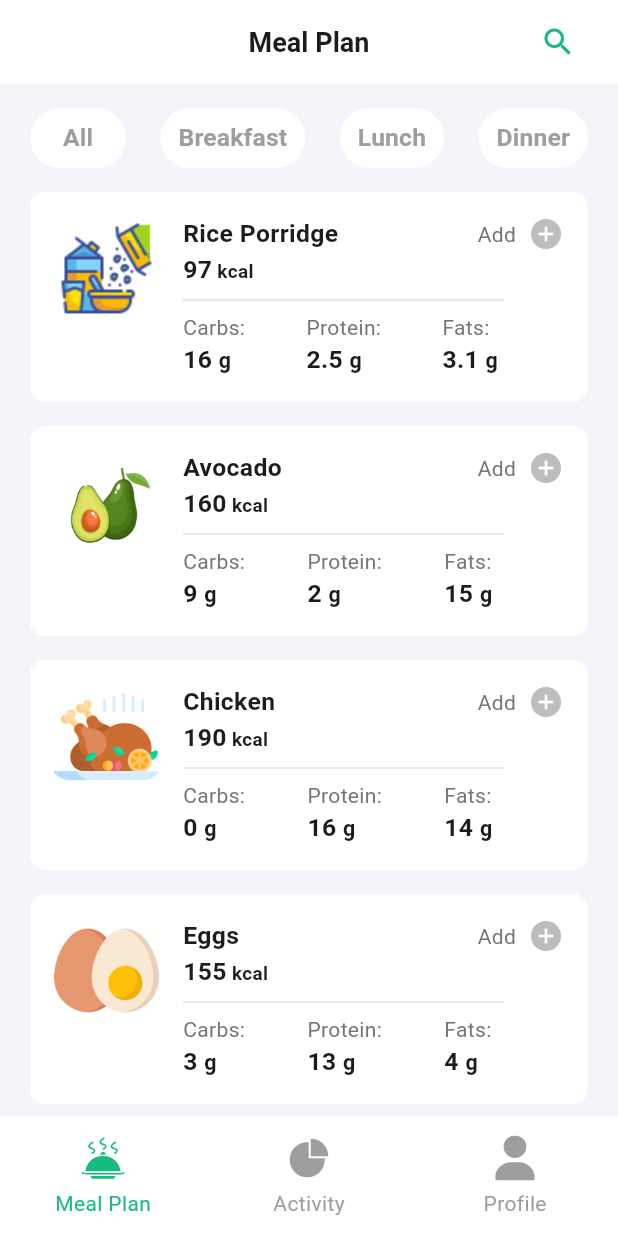
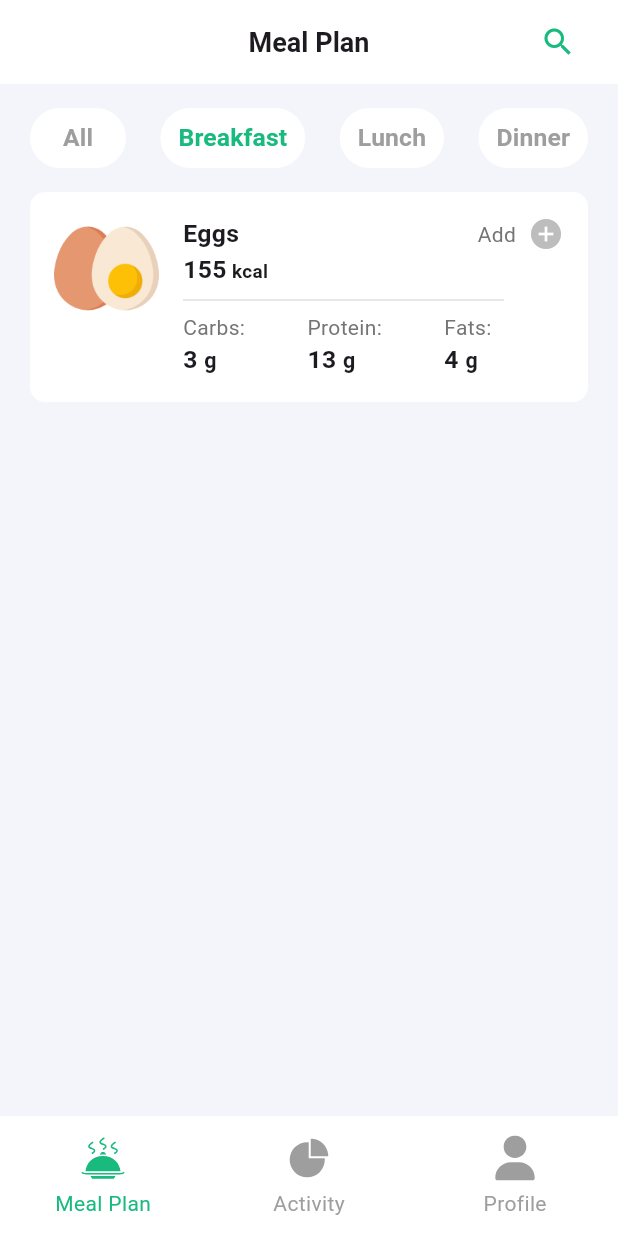
Before and after one commit to developer-ahmed1/nutrotional-tracking-app, a Flutter app: the screen it shows after launch, after a tap on "Breakfast", on a phone screen of 412 x 824 dp. Run offline on Flutter 3.47's test engine with Material 3 defaults, Android fonts, the phone set to English and light mode, and no system bars; our stand-ins replace flutter_screenutil, flutter_svg.

Commit message:
Finish Filter by Category

```diff
--- a/lib/core/models/meal_model.dart
+++ b/lib/core/models/meal_model.dart
@@ -5,6 +5,7 @@ class MealModel {
   final num carbsQuantity;
   final num proteinQuantity;
   final num fatQuantity;
+  final String category;
 
   MealModel({
     required this.title,
@@ -13,5 +14,6 @@ class MealModel {
     required this.carbsQuantity,
     required this.proteinQuantity,
     required this.fatQuantity,
+    required this.category,
   });
 }
--- a/lib/presentation/views/meal_plan_list_view.dart
+++ b/lib/presentation/views/meal_plan_list_view.dart
@@ -3,11 +3,16 @@ import 'package:nutrotional_tracking_app/core/models/meal_model.dart';
 import 'package:nutrotional_tracking_app/core/theming/assets_data.dart';
 import 'package:nutrotional_tracking_app/presentation/views/widgets/meal_plan_item.dart';
 
-class MealPlanListView extends StatelessWidget {
-  const MealPlanListView({super.key});
+class MealPlanListView extends StatefulWidget {
+  const MealPlanListView({super.key, required this.selectedCategory});
+  final String selectedCategory;
 
-  List<MealModel> getMeals() {
-    return [
+  @override
+  State<MealPlanListView> createState() => _MealPlanListViewState();
+}
+
+class _MealPlanListViewState extends State<MealPlanListView> {
+  List<MealModel> allMeals = [
     MealModel(
       title: "Rice Porridge",
       image: AssetsData.ricePorridge,
@@ -15,6 +20,7 @@ class MealPlanListView extends StatelessWidget {
       carbsQuantity: 16,
       proteinQuantity: 2.5,
       fatQuantity: 3.1,
+      category: "Lunch",
     ),
     MealModel(
       title: "Avocado",
@@ -23,6 +29,7 @@ class MealPlanListView extends StatelessWidget {
       carbsQuantity: 9,
       proteinQuantity: 2,
       fatQuantity: 15,
+      category: 'Dinner',
     ),
     MealModel(
       title: "Chicken",
@@ -31,6 +38,7 @@ class MealPlanListView extends StatelessWidget {
       carbsQuantity: 0,
       proteinQuantity: 16,
       fatQuantity: 14,
+      category: 'Lunch',
     ),
     MealModel(
       title: "Eggs",
@@ -39,19 +47,27 @@ class MealPlanListView extends StatelessWidget {
       carbsQuantity: 3,
       proteinQuantity: 13,
       fatQuantity: 4,
+      category: 'Breakfast',
     ),
   ];
+
+  List<MealModel> get filteredMeals {
+    if (widget.selectedCategory == "All") {
+      return allMeals;
+    } else {
+      return allMeals
+          .where((meal) => meal.category == widget.selectedCategory)
+          .toList();
+    }
   }
 
   @override
   Widget build(BuildContext context) {
     return Expanded(
       child: ListView.builder(
-        itemCount: getMeals().length,
+        itemCount: filteredMeals.length,
         itemBuilder: (context, index) {
-          return MealPlanItem(
-            mealModel: getMeals()[index],
-          );
+          return MealPlanItem(mealModel: filteredMeals[index]);
         },
       ),
     );
--- a/lib/presentation/views/meal_plan_view.dart
+++ b/lib/presentation/views/meal_plan_view.dart
@@ -3,8 +3,20 @@ import 'package:nutrotional_tracking_app/presentation/views/meal_plan_list_view.
 import 'package:nutrotional_tracking_app/presentation/views/widgets/category_button.dart';
 import 'package:nutrotional_tracking_app/presentation/views/widgets/meal_plan_appbar.dart';
 
-class MealPlanView extends StatelessWidget {
+class MealPlanView extends StatefulWidget {
   const MealPlanView({super.key});
+
+  @override
+  State<MealPlanView> createState() => _MealPlanViewState();
+}
+
+class _MealPlanViewState extends State<MealPlanView> {
+  String selectedCategory = 'All';
+  void onCategorySelected(String category) {
+    setState(() {
+      selectedCategory = category;
+    });
+  }
 
   @override
   Widget build(BuildContext context) {
@@ -19,14 +31,37 @@ class MealPlanView extends StatelessWidget {
             Row(
               mainAxisAlignment: MainAxisAlignment.spaceBetween,
               children: [
-                CategoryButton(title: 'All', onPressed: () {}),
-                CategoryButton(title: 'Breakfast', onPressed: () {}),
-                CategoryButton(title: 'Lunch', onPressed: () {}),
-                CategoryButton(title: 'Dinner', onPressed: () {}),
+                CategoryButton(
+                  title: 'All',
+                  onPressed: () {
+                    onCategorySelected('All');
+                  }, isSelected: selectedCategory == 'All',
+                ),
+                CategoryButton(
+                  title: 'Breakfast',
+                  onPressed: () {
+                    onCategorySelected('Breakfast');
+                  },
+                  isSelected: selectedCategory == 'Breakfast',
+                ),
+                CategoryButton(
+                  title: 'Lunch',
+                  onPressed: () {
+                    onCategorySelected('Lunch');
+                  },
+                  isSelected: selectedCategory == 'Lunch',
+                ),
+                CategoryButton(
+                  title: 'Dinner',
+                  onPressed: () {
+                    onCategorySelected('Dinner');
+                  },
+                  isSelected: selectedCategory == 'Dinner',
+                ),
               ],
             ),
             const SizedBox(height: 12),
-            MealPlanListView(),
+            MealPlanListView(selectedCategory: selectedCategory),
           ],
         ),
       ),
--- a/lib/presentation/views/widgets/category_button.dart
+++ b/lib/presentation/views/widgets/category_button.dart
@@ -6,9 +6,11 @@ class CategoryButton extends StatelessWidget {
     super.key,
     required this.title,
     required this.onPressed,
+    required this.isSelected,
   });
   final String title;
   final VoidCallback onPressed;
+  final bool isSelected;
 
   @override
   Widget build(BuildContext context) {
@@ -17,7 +19,9 @@ class CategoryButton extends StatelessWidget {
       style: ButtonStyle(backgroundColor: WidgetStatePropertyAll(Colors.white)),
       child: Text(
         title,
-        style: TextStyles.bold15.copyWith(color: Colors.grey.shade500),
+        style: TextStyles.bold15.copyWith(
+          color: isSelected ? Color(0xff18ba7e) : Colors.grey.shade500,
+        ),
       ),
     );
   }
--- a/pubspec.yaml
+++ b/pubspec.yaml
@@ -31,6 +31,7 @@ dependencies:
   cupertino_icons: ^1.0.8
   flutter:
     sdk: flutter
+  flutter_bloc: ^9.1.1
   flutter_screenutil: ^5.9.3
   flutter_svg: ^2.2.0
 
```
Also changed, not shown: pubspec.lock. Lines whose indentation alone changed are shown as unchanged.
